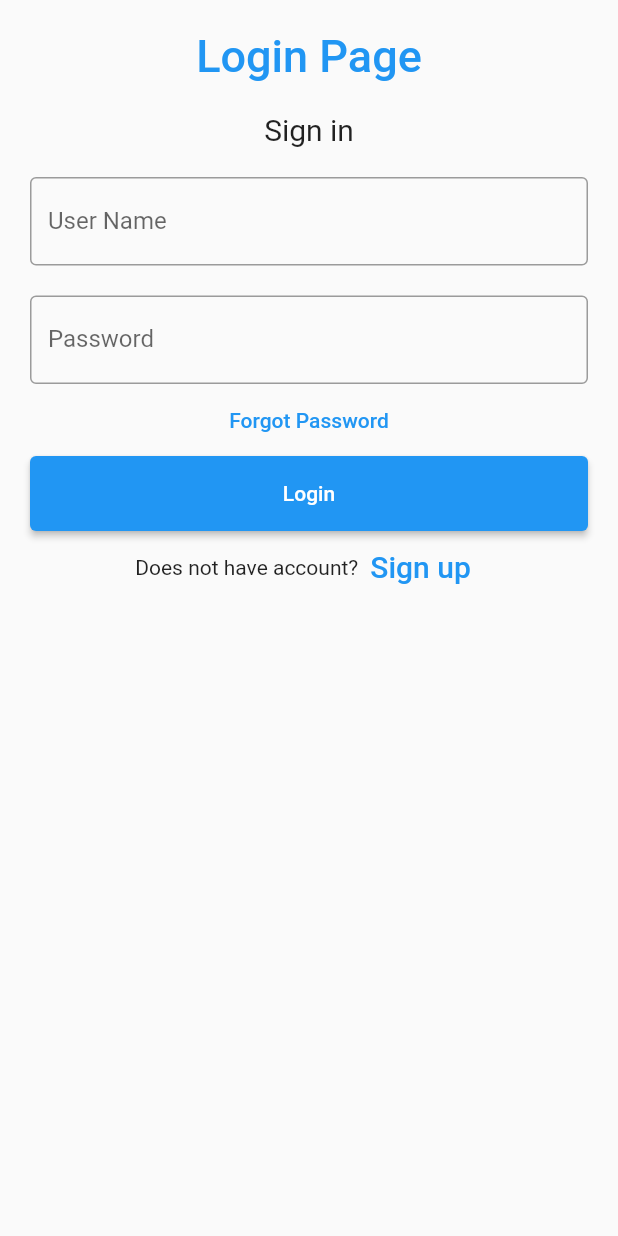
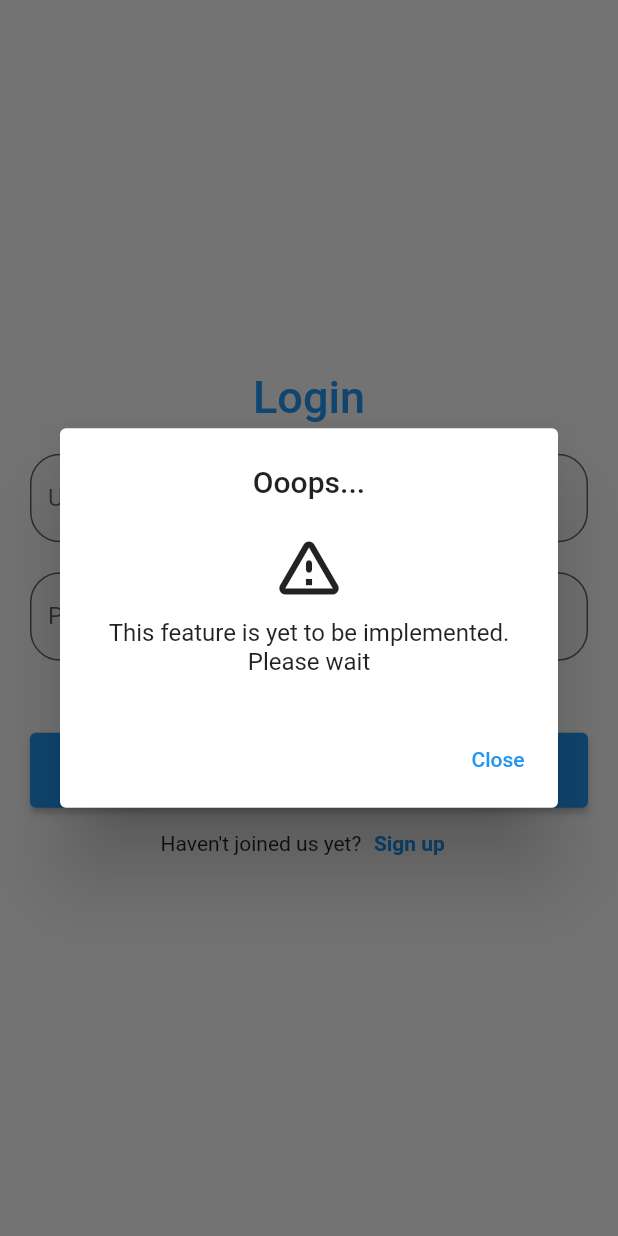
Before and after one commit to C-m3-Codin/Apostrophe__2, a Flutter app: the screen it shows after launch, after a tap on "Forgot Password", on a phone screen of 412 x 824 dp. Run offline on Flutter 3.47's test engine with Material 2 defaults, Android fonts, the phone set to English and light mode, and no system bars; our stand-ins replace flutter_map, latlong2; missing offline and left inert: bottom_bar, flutter_json_view.

Commit message:
Login page updates

```diff
--- a/lib/LoginPage.dart
+++ b/lib/LoginPage.dart
@@ -31,10 +31,10 @@ class _LoginPageState extends State<LoginPage> {
         Uri.parse('https://apiv2.shiprocket.in/v1/external/auth/login'));
     ;
     request.body = json.encode({
-      "email": nameController.text,
-      "password": passwordController.text,
-      // "email": "ashish.kataria+hackathon@shiprocket.com",
-      // "password": "hackathon@2022"
+      // "email": nameController.text,
+      // "password": passwordController.text,
+      "email": "ashish.kataria+hackathon@shiprocket.com",
+      "password": "hackathon@2022"
     });
     print("asdasdasdasdasd ${nameController.text}");
 
@@ -48,7 +48,7 @@ class _LoginPageState extends State<LoginPage> {
         },
         body: request.body);
 
-    Profile profile = new Profile();
+    Profile profile = Profile();
     if (response.statusCode == 200) {
       // print(response.body.toString());
       profile = await Profile.fromJson(json.decode(response.body.toString()));
@@ -84,31 +84,36 @@ class _LoginPageState extends State<LoginPage> {
         child: Container(
           child: Padding(
               padding: const EdgeInsets.all(10),
-              child: ListView(
+              child: Column(
+                mainAxisAlignment: MainAxisAlignment.center,
                 children: <Widget>[
                   Container(
                       alignment: Alignment.center,
                       padding: const EdgeInsets.all(10),
                       child: const Text(
-                        'Login Page',
+                        'Login',
                         style: TextStyle(
                             color: Colors.blue,
                             fontWeight: FontWeight.w500,
                             fontSize: 30),
                       )),
-                  Container(
-                      alignment: Alignment.center,
-                      padding: const EdgeInsets.all(10),
-                      child: const Text(
-                        'Sign in',
-                        style: TextStyle(fontSize: 20),
-                      )),
+                  // Container(
+                  //     alignment: Alignment.center,
+                  //     padding: const EdgeInsets.all(10),
+                  //     child: const Text(
+                  //       'Sign in',
+                  //       style: TextStyle(fontSize: 20),
+                  //     )),
                   Container(
                     padding: const EdgeInsets.all(10),
                     child: TextField(
                       controller: nameController,
-                      decoration: const InputDecoration(
-                        border: OutlineInputBorder(),
+                      decoration: InputDecoration(
+                        border: OutlineInputBorder(
+                          borderRadius: BorderRadius.circular(20),
+                        ),
+                        filled: true,
+                        fillColor: Colors.grey[100],
                         labelText: 'User Name',
                       ),
                     ),
@@ -118,8 +123,12 @@ class _LoginPageState extends State<LoginPage> {
                     child: TextField(
                       obscureText: true,
                       controller: passwordController,
-                      decoration: const InputDecoration(
-                        border: OutlineInputBorder(),
+                      decoration: InputDecoration(
+                        border: OutlineInputBorder(
+                          borderRadius: BorderRadius.circular(20),
+                        ),
+                        filled: true,
+                        fillColor: Colors.grey[100],
                         labelText: 'Password',
                       ),
                     ),
@@ -127,6 +136,7 @@ class _LoginPageState extends State<LoginPage> {
                   TextButton(
                     onPressed: () {
                       //forgot password screen
+                      dialoguebox(context);
                     },
                     child: const Text(
                       'Forgot Password',
@@ -136,18 +146,20 @@ class _LoginPageState extends State<LoginPage> {
                       height: 50,
                       padding: const EdgeInsets.fromLTRB(10, 0, 10, 0),
                       child: ElevatedButton(
+                        style: ElevatedButton.styleFrom(
+                            minimumSize: const Size.fromHeight(50)),
                         child: const Text('Login'),
                         onPressed: login,
                       )),
                   Row(
                     children: <Widget>[
-                      const Text('Does not have account?'),
+                      const Text('Haven\'t joined us yet?'),
                       TextButton(
                         child: const Text(
                           'Sign up',
-                          style: TextStyle(fontSize: 20),
+                          style: TextStyle(fontWeight: FontWeight.bold),
                         ),
-                        onPressed: () async {},
+                        onPressed: () => dialoguebox(context),
                       )
                     ],
                     mainAxisAlignment: MainAxisAlignment.center,
@@ -158,4 +170,45 @@ class _LoginPageState extends State<LoginPage> {
       ),
     );
   }
+
+  Future<dynamic> dialoguebox(BuildContext context) {
+    return showDialog(
+        context: context,
+        builder: (BuildContext context) => _buildPopupDialog(context));
+  }
 }
+
+Widget _buildPopupDialog(BuildContext context) {
+  return AlertDialog(
+    title: const Center(child: Text('Ooops...')),
+    content: Column(
+      mainAxisSize: MainAxisSize.min,
+      mainAxisAlignment: MainAxisAlignment.center,
+      crossAxisAlignment: CrossAxisAlignment.start,
+      children: const <Widget>[
+        Padding(
+          padding: EdgeInsets.only(bottom: 10.0),
+          child: Center(
+            child: Icon(
+              Icons.warning_amber_rounded,
+              size: 50,
+            ),
+          ),
+        ),
+        Center(
+            child: Text(
+          "This feature is yet to be implemented. Please wait",
+          textAlign: TextAlign.center,
+        )),
+      ],
+    ),
+    actions: <Widget>[
+      TextButton(
+        onPressed: () {
+          Navigator.of(context).pop();
+        },
+        child: const Text('Close'),
+      ),
+    ],
+  );
+}
--- a/lib/OrderDetailsPage.dart
+++ b/lib/OrderDetailsPage.dart
@@ -15,6 +15,8 @@ class _OrderDetailsState extends State<OrderDetails> {
     return Scaffold(
       appBar: AppBar(title: Text("Order ID: " + widget.order.id.toString())),
       body: SizedBox(
+          child: Padding(
+        padding: const EdgeInsets.all(8.0),
         child: ListView(
           children: [
             Padding(
@@ -86,6 +88,7 @@ class _OrderDetailsState extends State<OrderDetails> {
               ),
             ),
           ],
+        ),
       )),
     );
   }
--- /dev/null
+++ b/lib/Popup.dart
@@ -0,0 +1,10 @@
+import 'package:flutter/material.dart';
+
+class PopUpWidget extends StatelessWidget {
+  const PopUpWidget({Key? key}) : super(key: key);
+
+  @override
+  Widget build(BuildContext context) {
+    return Container();
+  }
+}
--- a/pubspec.yaml
+++ b/pubspec.yaml
@@ -63,8 +63,8 @@ flutter:
   uses-material-design: true
 
   # To add assets to your application, add an assets section, like this:
-  # assets:
-  #   - images/a_dot_burr.jpeg
+  assets:
+    - assets/coffee.png
   #   - images/a_dot_ham.jpeg
 
   # An image asset can refer to one or more resolution-specific "variants", see
```
Also changed, not shown: assets/coffee.png (added). Lines whose indentation alone changed are shown as unchanged.
